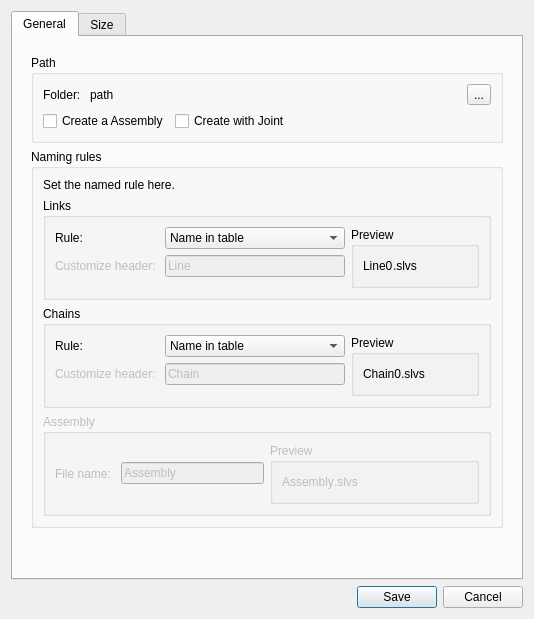
The window that core/io/slvsType.ui (KmolYuan/Pyslvs-UI) describes before a commit, drawn with Qt 5.
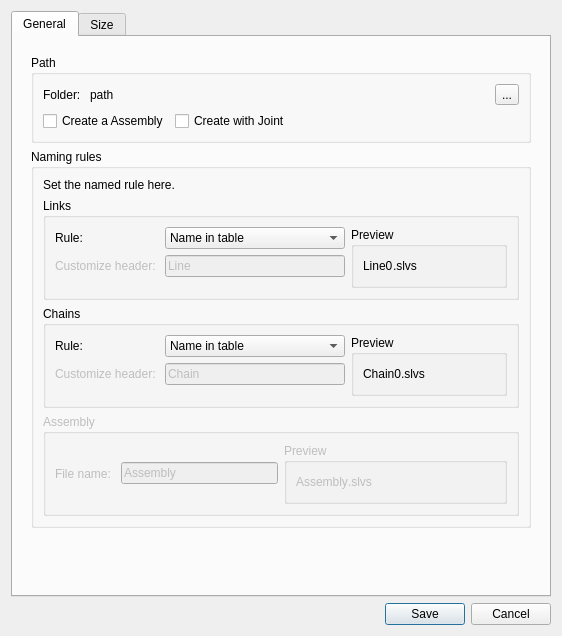
The same window after the commit. Icons and pictures are not drawn.

Patch:
```diff
--- a/core/io/slvsType.ui
+++ b/core/io/slvsType.ui
@@ -6,8 +6,8 @@
    <rect>
     <x>0</x>
     <y>0</y>
-    <width>534</width>
-    <height>619</height>
+    <width>562</width>
+    <height>636</height>
    </rect>
   </property>
   <property name="sizePolicy">
@@ -18,8 +18,14 @@
   </property>
   <property name="minimumSize">
    <size>
-    <width>475</width>
-    <height>588</height>
+    <width>562</width>
+    <height>636</height>
+   </size>
+  </property>
+  <property name="maximumSize">
+   <size>
+    <width>562</width>
+    <height>636</height>
    </size>
   </property>
   <property name="windowTitle">
```
